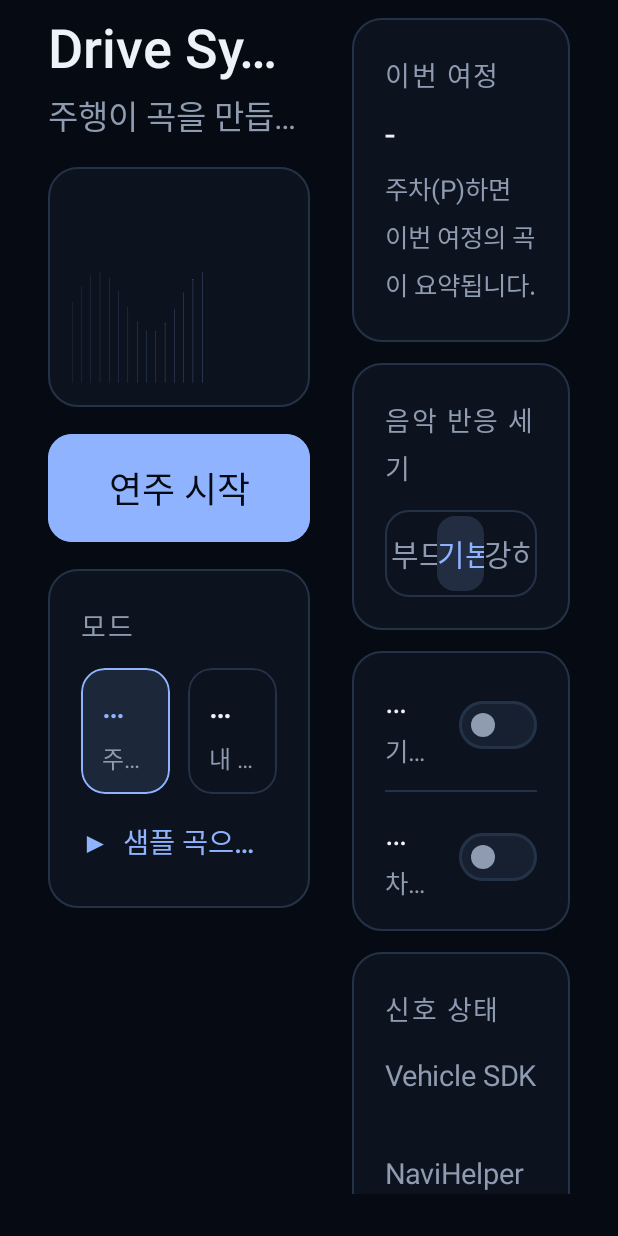
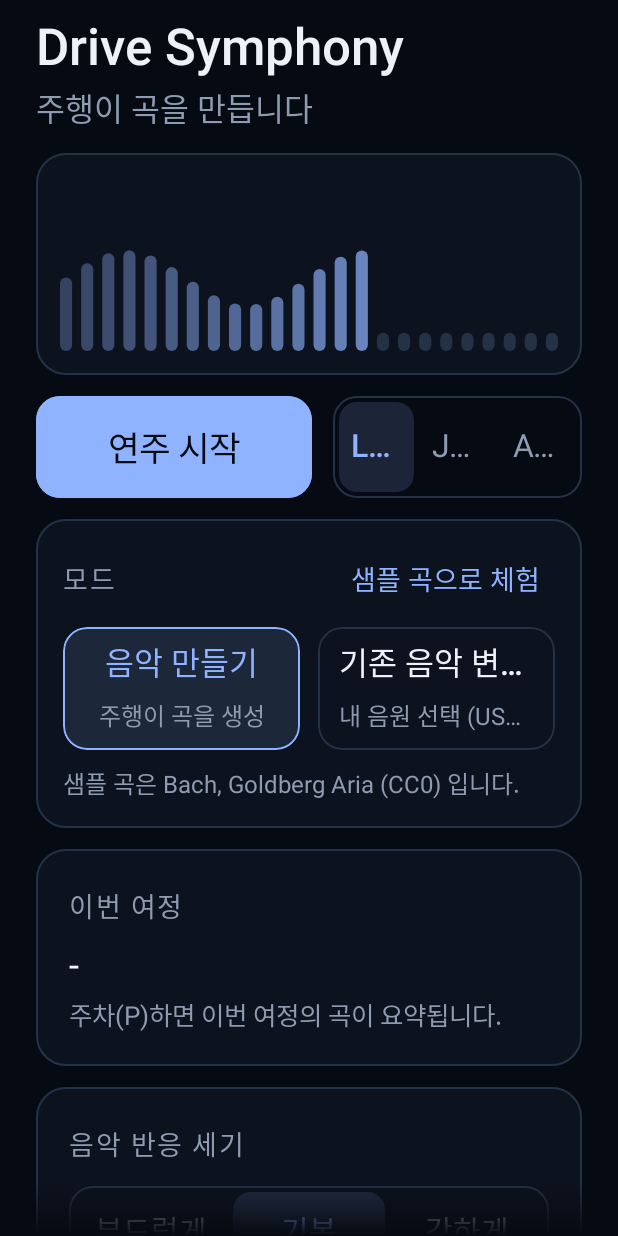
Before and after one commit to dslab-5245/hyundai-motor-group-app, an Android app built with Jetpack Compose: the composable ComposerScreen called with empty values, on a phone screen of 412 x 824 dp. Run offline under Robolectric (Android 15) with nearby library versions, the phone set to English and light mode, and no system bars.

Commit message:
Composer: no clipped or touching controls
Both columns scroll on their own and fade at the edges, the mode panel
carries a two-line note instead of an overflowing paragraph, the sample
link moves into the panel header, segments get an inner margin, and a
narrow pane stacks the columns.

Co-Authored-By: Claude Fable 5.2 <noreply@anthropic.com>

```diff
--- a/app/src/main/kotlin/io/drivesymphony/app/ui/Components.kt
+++ b/app/src/main/kotlin/io/drivesymphony/app/ui/Components.kt
@@ -3,6 +3,7 @@ package io.drivesymphony.app.ui
 import androidx.compose.foundation.background
 import androidx.compose.foundation.border
 import androidx.compose.foundation.clickable
+import androidx.compose.foundation.layout.Arrangement
 import androidx.compose.foundation.layout.Box
 import androidx.compose.foundation.layout.Column
 import androidx.compose.foundation.layout.ColumnScope
@@ -78,6 +79,7 @@ fun Segmented(
             .border(1.dp, DsColors.line, ControlShape)
             .clip(ControlShape)
             .padding(4.dp),
+        horizontalArrangement = Arrangement.spacedBy(4.dp),
     ) {
         for ((i, label) in options.withIndex()) {
             val sel = i == selected
@@ -87,11 +89,12 @@ fun Segmented(
                     .fillMaxHeight()
                     .clip(TagShape)
                     .background(if (sel) DsColors.accent.copy(alpha = 0.16f) else Color.Transparent)
-                    .clickable { onSelect(i) },
+                    .clickable { onSelect(i) }
+                    .padding(horizontal = 8.dp),
                 contentAlignment = Alignment.Center,
             ) {
                 Text(
-                    text = label, fontSize = fontSize.sp, maxLines = 1, softWrap = false,
+                    text = label, fontSize = fontSize.sp, maxLines = 1, overflow = TextOverflow.Ellipsis,
                     color = if (sel) DsColors.accent else DsColors.muted,
                     fontWeight = if (sel) FontWeight.Medium else FontWeight.Normal,
                 )
--- a/app/src/main/kotlin/io/drivesymphony/app/ui/ComposerScreen.kt
+++ b/app/src/main/kotlin/io/drivesymphony/app/ui/ComposerScreen.kt
@@ -6,9 +6,11 @@ import androidx.compose.foundation.border
 import androidx.compose.foundation.clickable
 import androidx.compose.foundation.layout.Arrangement
 import androidx.compose.foundation.layout.Box
+import androidx.compose.foundation.layout.BoxWithConstraints
 import androidx.compose.foundation.layout.Column
 import androidx.compose.foundation.layout.Row
 import androidx.compose.foundation.layout.Spacer
+import androidx.compose.foundation.layout.fillMaxHeight
 import androidx.compose.foundation.layout.fillMaxSize
 import androidx.compose.foundation.layout.fillMaxWidth
 import androidx.compose.foundation.layout.height
@@ -25,6 +27,7 @@ import androidx.compose.ui.draw.clip
 import androidx.compose.ui.geometry.CornerRadius
 import androidx.compose.ui.geometry.Offset
 import androidx.compose.ui.geometry.Size
+import androidx.compose.ui.graphics.Brush
 import androidx.compose.ui.graphics.Color
 import androidx.compose.ui.text.font.FontWeight
 import androidx.compose.ui.text.style.TextOverflow
@@ -39,8 +42,10 @@ import io.drivesymphony.engine.theory.Genre
 import kotlin.math.sin
 
 /**
- * Parked screen. Left: now playing, visualizer, transport + genre, mode. Right (scrolls): the trip's composition,
- * response strength, settings, signal status, history. Every block is a [Panel]; every choice is a [Segmented].
+ * Parked screen. Left: now playing, visualizer, transport + genre, mode. Right: the trip's composition, response
+ * strength, settings, signal status, history. Every block is a [Panel]; every choice is a [Segmented].
+ * Both columns scroll on their own and fade out at the bottom edge, so nothing is ever cut mid-line; a narrow pane
+ * (split screen) stacks the two columns into one.
  */
 @Composable
 fun ComposerScreen(
@@ -57,49 +62,83 @@ fun ComposerScreen(
     onAutoStart: (Boolean) -> Unit = {},
     modifier: Modifier = Modifier,
 ) {
-    Row(modifier = modifier.fillMaxSize().background(DsColors.bg).padding(start = 32.dp, end = 32.dp, top = 12.dp, bottom = 28.dp)) {
-        // ---- left: now playing + visualizer + transport + mode ---------------------------------------
-        Column(modifier = Modifier.weight(1.2f)) {
-            Text(text = engine?.title ?: "Drive Symphony", fontSize = 36.sp, fontWeight = FontWeight.Medium, color = DsColors.text, maxLines = 1, overflow = TextOverflow.Ellipsis)
-            Spacer(Modifier.height(6.dp))
+    val left: @Composable () -> Unit = { NowPlaying(engine, ui, onToggle, onGenre, onPickTrack, onClearTrack, onDemoTrack) }
+    val right: @Composable () -> Unit = { TripAndSettings(engine, ui, onFeedback, onDemo, onShare, onAutoStart) }
+    BoxWithConstraints(modifier = modifier.fillMaxSize().background(DsColors.bg)) {
+        if (maxWidth < 900.dp) {
+            ScrollColumn(Modifier.fillMaxSize().padding(horizontal = 24.dp)) { left(); right() }
+        } else {
+            Row(modifier = Modifier.fillMaxSize().padding(horizontal = 32.dp)) {
+                ScrollColumn(Modifier.weight(1.15f).fillMaxHeight()) { left() }
+                Spacer(Modifier.width(28.dp))
+                ScrollColumn(Modifier.weight(1f).fillMaxHeight()) { right() }
+            }
+        }
+    }
+}
+
+/** A column that scrolls and dissolves into the background at its bottom edge instead of cutting a panel in half. */
+@Composable
+private fun ScrollColumn(modifier: Modifier = Modifier, content: @Composable () -> Unit) {
+    val scroll = rememberScrollState()
+    Box(modifier) {
+        Column(
+            modifier = Modifier.fillMaxSize().verticalScroll(scroll).padding(top = 12.dp, bottom = 36.dp),
+            verticalArrangement = Arrangement.spacedBy(14.dp),
+        ) { content() }
+        if (scroll.value > 0) Box(Modifier.align(Alignment.TopCenter).fillMaxWidth().height(24.dp).background(Brush.verticalGradient(listOf(DsColors.bg, Color.Transparent))))
+        Box(Modifier.align(Alignment.BottomCenter).fillMaxWidth().height(36.dp).background(Brush.verticalGradient(listOf(Color.Transparent, DsColors.bg))))
+    }
+}
+
+@Composable
+private fun NowPlaying(
+    engine: EngineState?, ui: ServiceUiState,
+    onToggle: () -> Unit, onGenre: (Genre) -> Unit, onPickTrack: () -> Unit, onClearTrack: () -> Unit, onDemoTrack: () -> Unit,
+) {
+    Column {
+        Text(text = engine?.title ?: "Drive Symphony", fontSize = 34.sp, fontWeight = FontWeight.Medium, color = DsColors.text, maxLines = 1, overflow = TextOverflow.Ellipsis)
+        Spacer(Modifier.height(4.dp))
         Text(
             text = engine?.let { "${it.keyLabel}  ·  ${it.chordLabel} → ${it.nextChordLabel}  ·  ${it.bpm.toInt()} BPM  ·  ${it.bar}마디" } ?: "주행이 곡을 만듭니다",
-                fontSize = 22.sp, color = DsColors.muted, maxLines = 1, overflow = TextOverflow.Ellipsis,
+            fontSize = 21.sp, color = DsColors.muted, maxLines = 1, overflow = TextOverflow.Ellipsis,
         )
-            Spacer(Modifier.height(18.dp))
-            Visualizer(engine, modifier = Modifier.fillMaxWidth().height(160.dp))
-            Spacer(Modifier.height(18.dp))
+    }
+    Visualizer(engine, modifier = Modifier.fillMaxWidth().height(148.dp))
     Row(verticalAlignment = Alignment.CenterVertically, horizontalArrangement = Arrangement.spacedBy(14.dp)) {
-                PillButton(if (ui.playing) "일시정지" else "연주 시작", onToggle, Modifier.width(200.dp), primary = true, height = 72.dp, fontSize = 24)
-                Segmented(Genre.values().map { it.label }, Genre.values().indexOf(ui.genre), { onGenre(Genre.values()[it]) }, Modifier.weight(1f), height = 72.dp)
+        PillButton(if (ui.playing) "일시정지" else "연주 시작", onToggle, Modifier.width(184.dp), primary = true, height = 68.dp, fontSize = 23)
+        Segmented(Genre.values().map { it.label }, Genre.values().indexOf(ui.genre), { onGenre(Genre.values()[it]) }, Modifier.weight(1f), height = 68.dp, fontSize = 21)
     }
-            Spacer(Modifier.height(18.dp))
     // mode: the two driver modes the concept defines
-            Panel {
+    Panel(padding = 18.dp) {
+        Row(verticalAlignment = Alignment.CenterVertically) {
             SectionLabel("모드")
-                Spacer(Modifier.height(12.dp))
+            Spacer(Modifier.weight(1f))
+            Text(
+                text = "샘플 곡으로 체험",
+                fontSize = 18.sp, color = DsColors.accent, fontWeight = FontWeight.Medium, maxLines = 1, softWrap = false,
+                modifier = Modifier.clip(RoundedCornerShape(10.dp)).clickable { onDemoTrack() }.padding(horizontal = 10.dp, vertical = 6.dp),
+            )
+        }
+        Spacer(Modifier.height(10.dp))
         Row(horizontalArrangement = Arrangement.spacedBy(12.dp)) {
             ModeTile("음악 만들기", "주행이 곡을 생성", ui.mode == PlayMode.GENERATIVE, Modifier.weight(1f)) { if (ui.mode == PlayMode.REMIX) onClearTrack() }
             ModeTile("기존 음악 변주하기", ui.remixTrackTitle ?: "내 음원 선택 (USB · 로컬)", ui.mode == PlayMode.REMIX, Modifier.weight(1f)) { onPickTrack() }
         }
+        val error = ui.remixError
+        val note = if (error != null) "재생 오류: $error"
+            else if (ui.mode == PlayMode.REMIX) "정차 중엔 원곡 그대로, 주행하면 로우패스 · 테이프 속도 · 음량이 변합니다. 스트리밍 앱 음원은 지원하지 않습니다."
+            else "샘플 곡은 Bach, Goldberg Aria (CC0) 입니다."
         Spacer(Modifier.height(10.dp))
-                Text(
-                    text = "▶  샘플 곡으로 체험하기  ·  Bach, Goldberg Aria (CC0)",
-                    fontSize = 19.sp, color = DsColors.accent, fontWeight = FontWeight.Medium, maxLines = 1, overflow = TextOverflow.Ellipsis,
-                    modifier = Modifier.clip(RoundedCornerShape(8.dp)).clickable { onDemoTrack() }.padding(vertical = 6.dp),
-                )
-                ui.remixError?.let { Spacer(Modifier.height(4.dp)); Text(text = "재생 오류: $it", fontSize = 17.sp, color = DsColors.warn, maxLines = 2) }
-                if (ui.mode == PlayMode.REMIX) {
-                    Spacer(Modifier.height(4.dp))
-                    Text(text = "같은 Flow 규칙으로 로우패스 · 테이프 속도 · 음량 · 폭이 변합니다. 정차 중엔 원곡 그대로, 주행(또는 데모 시나리오)에서 변주가 들립니다. 스트리밍 앱 음원은 지원하지 않음.", fontSize = 17.sp, color = DsColors.muted, maxLines = 3, style = PhraseBreak)
-                }
+        Text(text = note, fontSize = 16.sp, lineHeight = 22.sp, color = if (error != null) DsColors.warn else DsColors.muted, style = PhraseBreak)
     }
 }
 
-        Spacer(Modifier.width(28.dp))
-
-        // ---- right: composition + settings ---------------------------------------------------------
-        Column(modifier = Modifier.weight(1f).verticalScroll(rememberScrollState()), verticalArrangement = Arrangement.spacedBy(14.dp)) {
+@Composable
+private fun TripAndSettings(
+    engine: EngineState?, ui: ServiceUiState,
+    onFeedback: (Int) -> Unit, onDemo: (Boolean, String) -> Unit, onShare: (TripSummary) -> Unit, onAutoStart: (Boolean) -> Unit,
+) {
     val summary = ui.lastSummary
     Panel {
         SectionLabel(if (summary != null) "지난 여정의 곡" else "이번 여정")
@@ -116,9 +155,9 @@ fun ComposerScreen(
             Spacer(Modifier.height(14.dp))
             PillButton("여정 요약 공유", { onShare(summary) }, height = 60.dp, fontSize = 20)
         } else {
-                    Text(text = engine?.let { "Flow ${(it.flow * 100).toInt()}  ·  ${if (it.streakSec > 0) "부드럽게 ${it.streakSec.toInt()}초째" else "대기 중"}" } ?: "-", fontSize = 24.sp, color = DsColors.text)
+            Text(text = engine?.let { "Flow ${(it.flow * 100).toInt()}  ·  ${if (it.streakSec > 0) "부드럽게 ${it.streakSec.toInt()}초째" else "대기 중"}" } ?: "-", fontSize = 24.sp, color = DsColors.text, maxLines = 1, overflow = TextOverflow.Ellipsis)
             Spacer(Modifier.height(4.dp))
-                    Text(text = "주차(P)하면 이번 여정의 곡이 요약됩니다.", fontSize = 17.sp, color = DsColors.muted)
+            Text(text = "주차(P)하면 이번 여정의 곡이 요약됩니다.", fontSize = 17.sp, color = DsColors.muted, style = PhraseBreak)
         }
     }
     Panel {
@@ -165,8 +204,6 @@ fun ComposerScreen(
         }
     }
 }
-    }
-}
 
 /** One of the two driver modes: a tile with a title and a one-line description, outlined in the accent when chosen. */
 @Composable
@@ -174,7 +211,7 @@ private fun ModeTile(title: String, subtitle: String, selected: Boolean, modifie
     val shape = RoundedCornerShape(16.dp)
     Column(
         modifier = modifier
-            .height(84.dp)
+            .height(82.dp)
             .clip(shape)
             .background(if (selected) DsColors.accent.copy(alpha = 0.12f) else Color.Transparent)
             .border(1.dp, if (selected) DsColors.accent else DsColors.line, shape)
```
Lines whose indentation alone changed are shown as unchanged.
